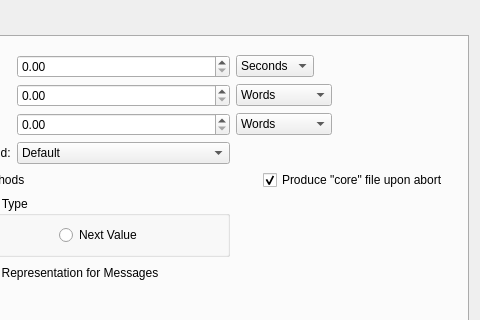
Qt form libavogadro/src/extensions/gamessinputdialog.ui (cryos/avogadro) before a commit; both pictures show x 305 to 785 and y 0 to 320 of the 785 by 660 pixel window.
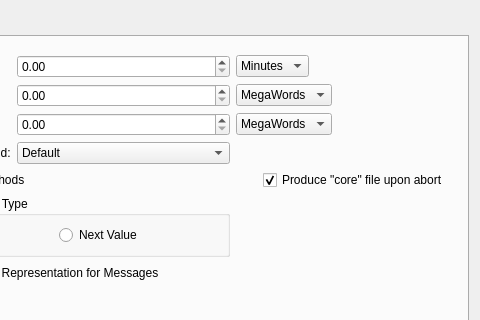
The same form after that commit. The open tabs and pages were chosen to show the change.

```diff
--- a/libavogadro/src/extensions/gamessinputdialog.ui
+++ b/libavogadro/src/extensions/gamessinputdialog.ui
@@ -1661,11 +1661,6 @@
             <layout class="QHBoxLayout">
              <item>
               <widget class="QComboBox" name="systemTimeCombo">
-               <item>
-                <property name="text">
-                 <string>Seconds</string>
-                </property>
-               </item>
                <item>
                 <property name="text">
                  <string>Minutes</string>
@@ -1720,16 +1715,6 @@
             <layout class="QHBoxLayout">
              <item>
               <widget class="QComboBox" name="systemMemoryCombo">
-               <item>
-                <property name="text">
-                 <string>Words</string>
-                </property>
-               </item>
-               <item>
-                <property name="text">
-                 <string>Bytes</string>
-                </property>
-               </item>
                <item>
                 <property name="text">
                  <string>MegaWords</string>
@@ -1764,16 +1749,6 @@
             <layout class="QHBoxLayout">
              <item>
               <widget class="QComboBox" name="systemDDICombo">
-               <item>
-                <property name="text">
-                 <string>Words</string>
-                </property>
-               </item>
-               <item>
-                <property name="text">
-                 <string>Bytes</string>
-                </property>
-               </item>
                <item>
                 <property name="text">
                  <string>MegaWords</string>
```
Left out of the diff: 32 changed lines with no effect on the pictures.
